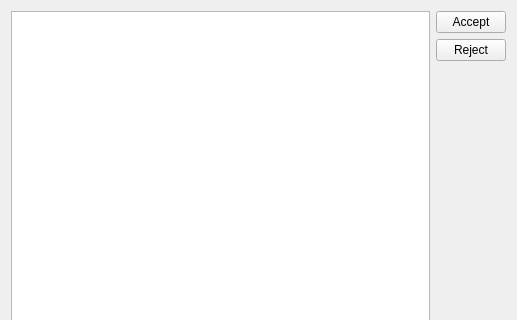
Old version of the form AimsUI/AimsClient/Gui/Ui_ReviewQueueWidget.ui in the repository linz/QGIS-AIMS-Plugin; both pictures show x 0 to 517 and y 0 to 320 of the 517 by 858 pixel window.
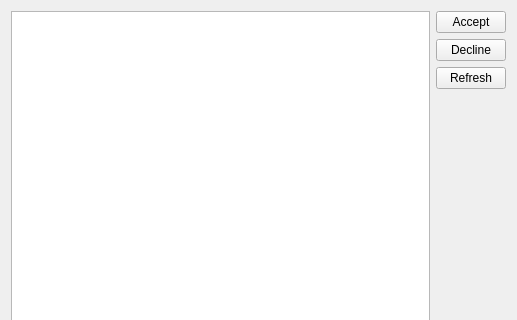
New version of the form. Custom widgets are drawn as their Qt base class.

What changed in the file:
```diff
--- a/AimsUI/AimsClient/Gui/Ui_ReviewQueueWidget.ui
+++ b/AimsUI/AimsClient/Gui/Ui_ReviewQueueWidget.ui
@@ -93,7 +93,20 @@
             </size>
            </property>
            <property name="text">
-            <string>Reject</string>
+            <string>Decline</string>
+           </property>
+          </widget>
+         </item>
+         <item>
+          <widget class="QPushButton" name="uRefreshButton">
+           <property name="maximumSize">
+            <size>
+             <width>70</width>
+             <height>16777215</height>
+            </size>
+           </property>
+           <property name="text">
+            <string>Refresh</string>
            </property>
           </widget>
          </item>
```
